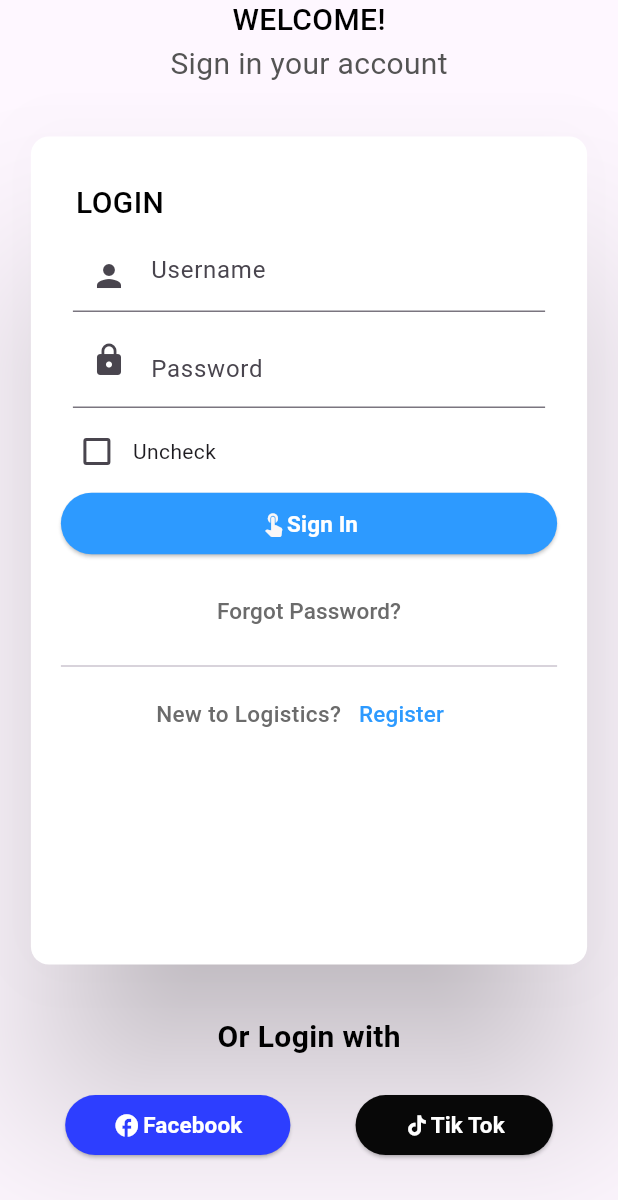
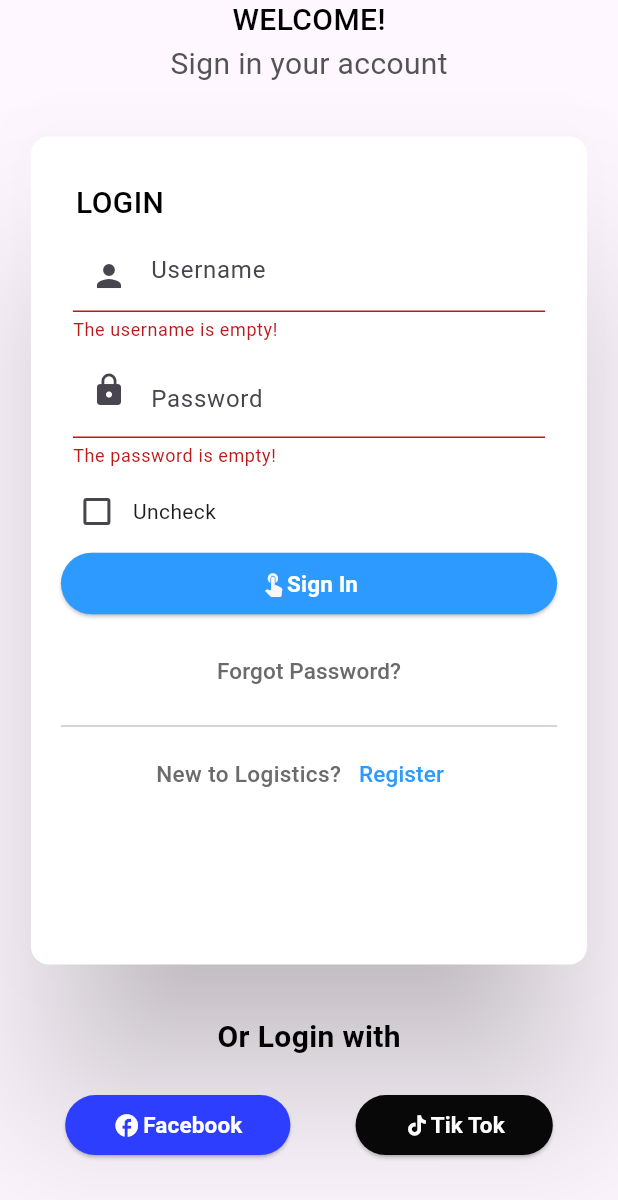
Before and after one commit to devsitaram/Game_flutter_project, a Flutter app: the screen it shows after launch, scrolled down 31 dp, after a tap on "Sign In", on a phone screen of 412 x 824 dp. Shown: the top 1200 px of the screen. Run offline on Flutter 3.47's test engine with Material 2 defaults, Android fonts, the phone set to English and light mode, and no system bars; our stand-ins replace flutter_secure_storage, fluttertoast.

Commit message:
create the new login and forgot password in storage

```diff
--- a/lib/features/forgotpassword/reset_success_screen.dart
+++ b/lib/features/forgotpassword/reset_success_screen.dart
@@ -66,7 +66,7 @@ class _ResetSuccessState extends State<ResetSuccess> {
                   child: const Padding(
                     padding: EdgeInsets.all(8.0),
                     child: Text(
-                      'Sign In',
+                      'Done',
                       textAlign: TextAlign.center,
                       style: TextStyle(
                           color: Colors.white,
--- a/lib/features/login/login_screen.dart
+++ b/lib/features/login/login_screen.dart
@@ -1,7 +1,9 @@
+// ignore_for_file: unrelated_type_equality_checks, use_build_context_synchronously
+
 import 'package:flutter/material.dart';
 import 'package:flutter_secure_storage/flutter_secure_storage.dart';
 import 'package:fluttertoast/fluttertoast.dart';
-import 'package:game/features/home/home.dart';
+import 'package:game/features/homepage/home_screen.dart';
 
 import '../forgotpassword/reste_verifivation_screen.dart';
 import '../register/register_screen.dart';
@@ -21,29 +23,33 @@ class _LoginState extends State<Login> {
   bool passenable = true;
   bool checkValue = false;
 
-  void _loginAndNavigate() async {
-    if (loginFormKey.currentState!.validate()) {
-      const secureStorage = FlutterSecureStorage();
-      // Retrieve data from secure storage
-      String? username = await secureStorage.read(key: "username");
-      String? password = await secureStorage.read(key: "password");
-      if (username != null && password != null) {
-        // ignore: use_build_context_synchronously
-        Navigator.pushAndRemoveUntil(
-          context,
-          MaterialPageRoute(builder: (context) => const HomeScreen()),
-          (Route<dynamic> route) => false,
-        );
-      } else {
-        toastMessage("Invalid username and password!");
-      }
+  String? name = "";
+  String? password = "";
+
+  @override
+  void initState() {
+    featchLoginValue();
+    super.initState();
+  }
+
+  featchLoginValue() async {
+    const secureStorage = FlutterSecureStorage();
+    // Retrieve data from secure storage
+    String? storedUsername = await secureStorage.read(key: "username");
+    String? storedPassword = await secureStorage.read(key: "password");
+    if (storedUsername != null && storedPassword != null) {
+      name = storedUsername.toString();
+      password = storedPassword.toString();
+    } else {
+      // toastMessage("Account not registered!");
+      print("Account not registered!");
     }
   }
 
   void toastMessage(String message) {
     Fluttertoast.showToast(
         msg: message,
-        toastLength: Toast.LENGTH_LONG,
+        toastLength: Toast.LENGTH_SHORT,
         gravity: ToastGravity.CENTER);
   }
 
@@ -208,7 +214,28 @@ class _LoginState extends State<Login> {
                               SizedBox(
                                 width: width * 1,
                                 child: ElevatedButton(
-                                  onPressed: () => {_loginAndNavigate},
+                                  onPressed: () => {
+                                    if (loginFormKey.currentState!.validate())
+                                      {
+                                        if (loginUsername.text == name &&
+                                            loginPassword.text == password)
+                                          {
+                                            Navigator.pushAndRemoveUntil(
+                                              context,
+                                              MaterialPageRoute(
+                                                  builder: (context) =>
+                                                      const HomeScreen()),
+                                              (Route<dynamic> route) => false,
+                                            ),
+                                          }
+                                        else
+                                          {
+                                            print(
+                                                "Invalid username and password!"),
+                                            // toastMessage("Invalid username and password!");
+                                          }
+                                      }
+                                  },
                                   style: ButtonStyle(
                                     backgroundColor: MaterialStateProperty.all(
                                       const Color.fromARGB(255, 45, 154, 255),
```
Also changed, not shown: lib/features/forgotpassword/reset_password_screen.dart (+60 -7 lines), lib/features/forgotpassword/reste_verifivation_screen.dart (+32 -5 lines), lib/features/register/register_screen.dart (+12 -0 lines), lib/features/homepage/home_screen.dart (renamed from lib/features/home/home.dart).
